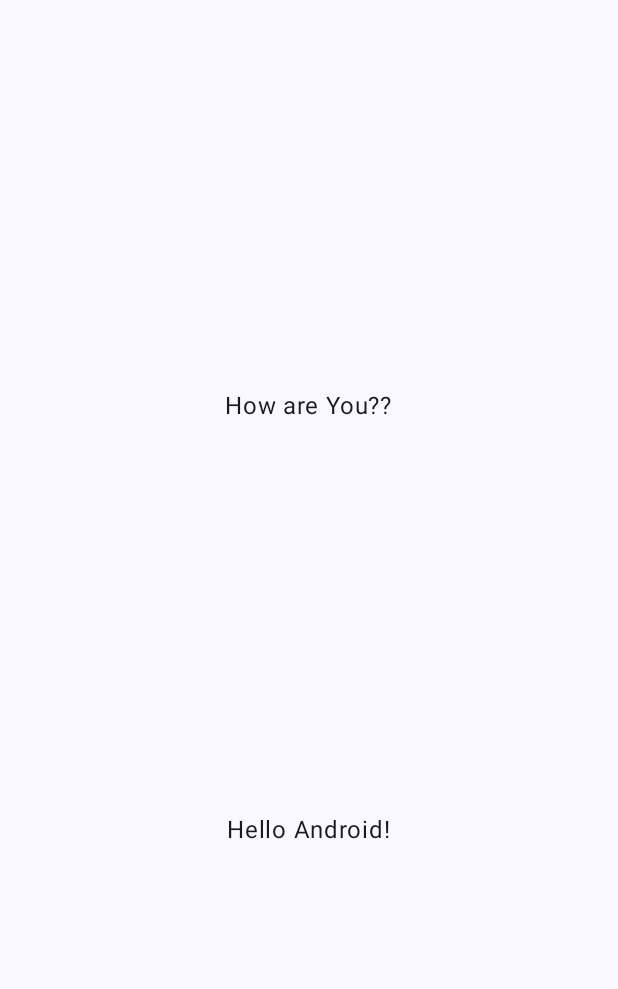
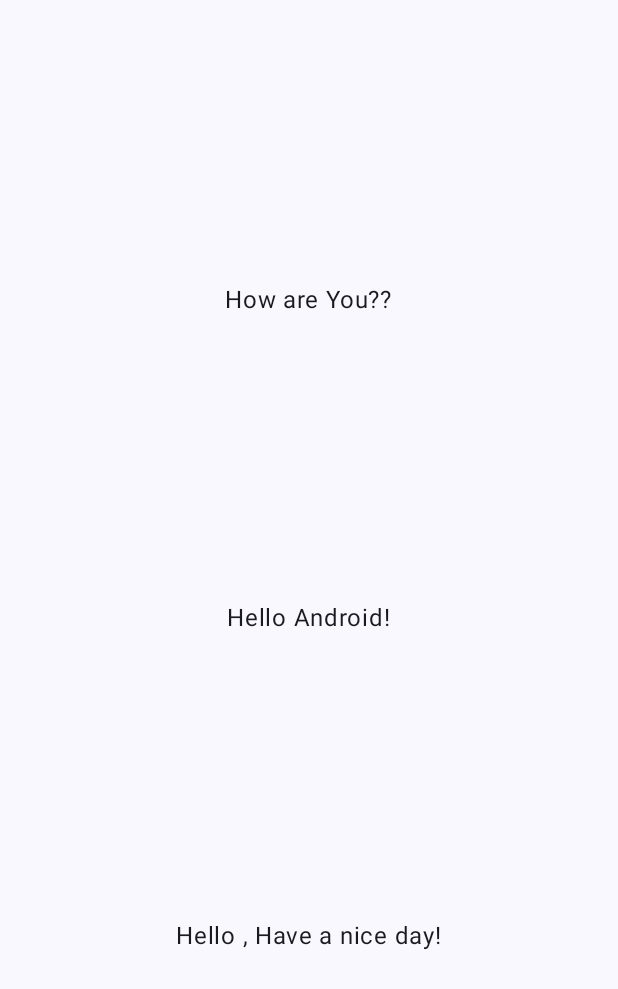
Before and after one commit to Saurav1375/My-Project, an Android app built with Jetpack Compose: the screen it shows after launch (MainActivity), on a phone screen of 412 x 824 dp. Before the commit the part shown is almost empty. Shown: the top 989 px of the screen. Run offline under Robolectric (Android 15) with nearby library versions, the phone set to English and light mode, and no system bars.

Commit message:
Added a new message for the user

```diff
--- a/app/src/main/java/com/example/myproject/MainActivity.kt
+++ b/app/src/main/java/com/example/myproject/MainActivity.kt
@@ -45,6 +45,10 @@ fun Greeting(name: String, modifier: Modifier = Modifier) {
             text = "Hello $name!",
             modifier = modifier
         )
+        Text(
+            text = "Hello , Have a nice day!",
+            modifier = modifier
+        )
     }
 
 }
```
